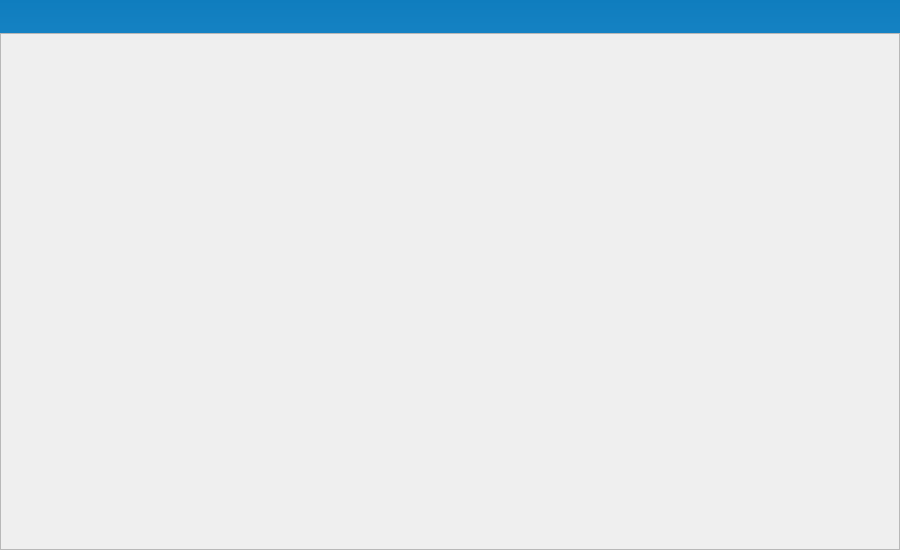
jjzhang166/DvrUI, file picture_view.ui: the form before one commit.
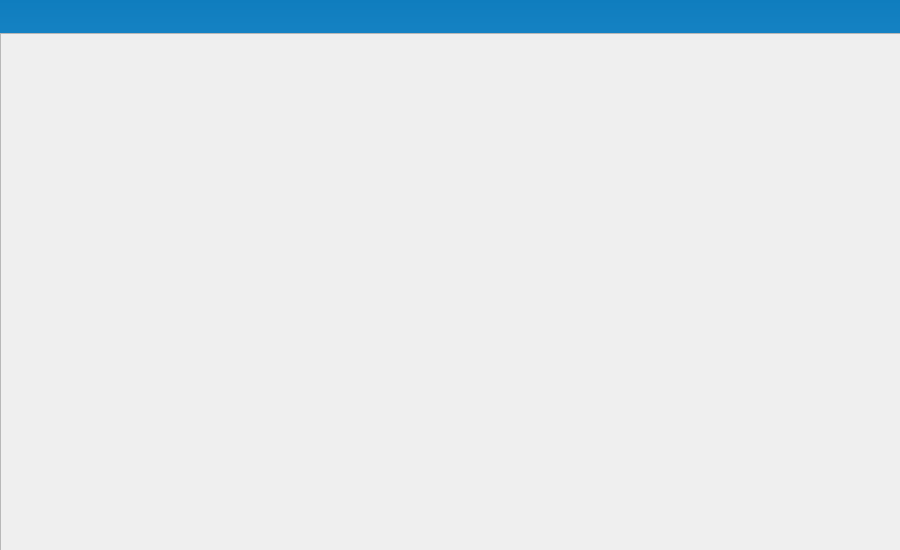
The form after the commit. Icons and pictures are not drawn.

```diff
--- a/picture_view.ui
+++ b/picture_view.ui
@@ -18,8 +18,8 @@
     <rect>
      <x>0</x>
      <y>33</y>
-     <width>900</width>
-     <height>517</height>
+     <width>901</width>
+     <height>521</height>
     </rect>
    </property>
    <property name="widgetResizable">
@@ -30,8 +30,8 @@
      <rect>
       <x>0</x>
       <y>0</y>
-      <width>898</width>
-      <height>515</height>
+      <width>899</width>
+      <height>519</height>
      </rect>
     </property>
    </widget>
```
Left out of the diff: 105 changed lines with no effect on the pictures.
